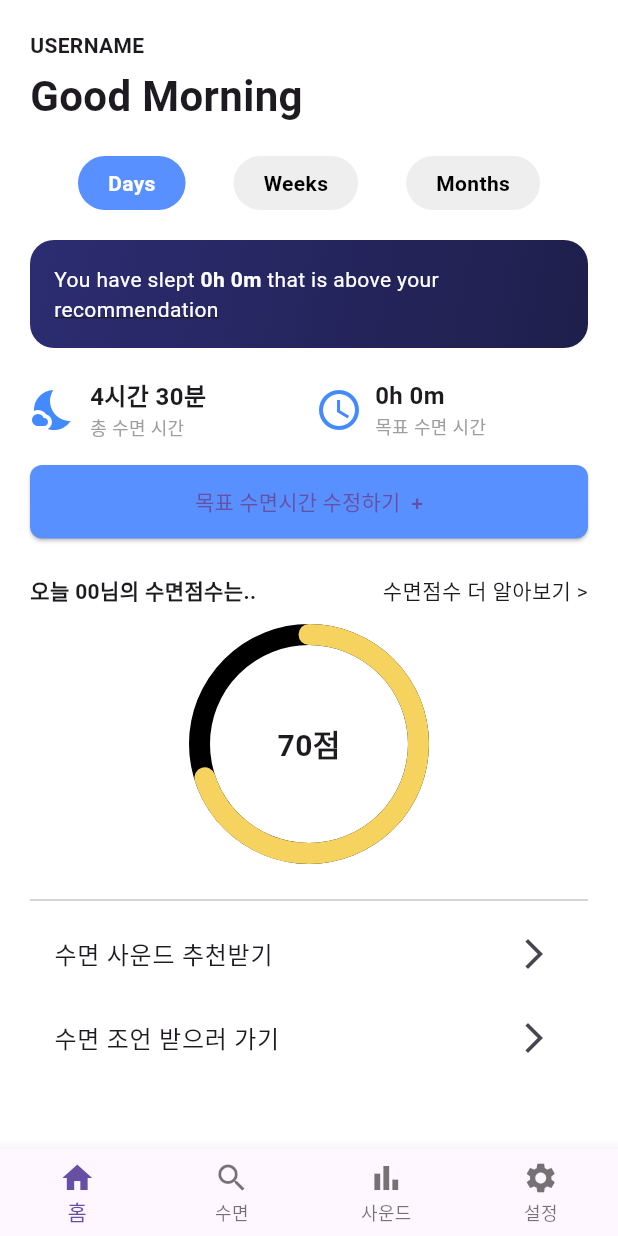
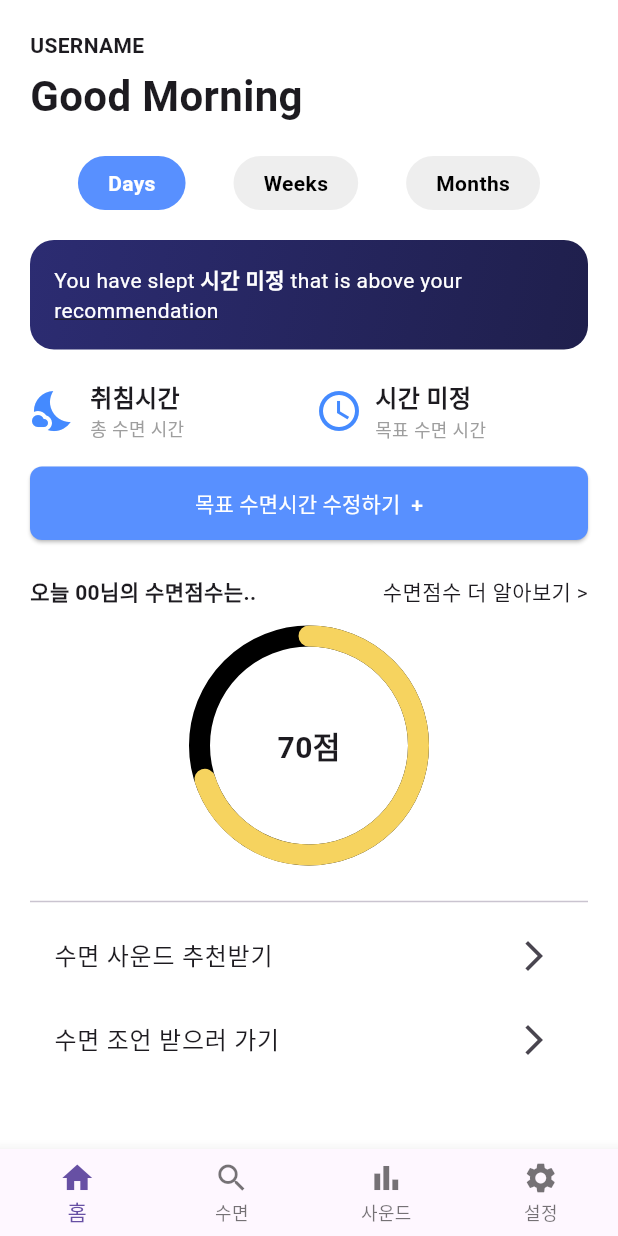
Before and after one commit to Ko-o-ala/Frontend, a Flutter app: the SleepDashboard screen opened by its route, on a phone screen of 412 x 824 dp. Run offline on Flutter 3.47's test engine with Material 3 defaults, Android fonts, the light colour scheme and no system bars; drawn by our look-alikes of percent_indicator; our stand-ins replace hive, hive_flutter, uni_links; accounts and stored records are empty.

Commit message:
목표 수면 시간 설정에서 시간 전달 잘 되는 것까지 완료

```diff
--- a/lib/sleep_dashboard/sleep_dashboard.dart
+++ b/lib/sleep_dashboard/sleep_dashboard.dart
@@ -4,26 +4,28 @@ import 'package:percent_indicator/percent_indicator.dart';
 import 'weekly_sleep_screen.dart';
 
 class SleepDashboard extends StatefulWidget {
-  final TimeOfDay? goalTime;
+  final Duration? goalSleepDuration;
 
-  const SleepDashboard({Key? key, this.goalTime}) : super(key: key);
+  const SleepDashboard({Key? key, this.goalSleepDuration}) : super(key: key);
 
   @override
   State<SleepDashboard> createState() => _SleepDashboardState();
 }
 
 class _SleepDashboardState extends State<SleepDashboard> {
-  late String formattedTime;
+  late String formattedDuration;
 
   @override
   void initState() {
     super.initState();
-    if (widget.goalTime != null) {
-      formattedTime = '${widget.goalTime!.hour}h ${widget.goalTime!.minute}m';
-      print('✅ 전달받은 시간: $formattedTime');
+    if (widget.goalSleepDuration != null) {
+      final hours = widget.goalSleepDuration!.inHours;
+      final minutes = widget.goalSleepDuration!.inMinutes % 60;
+      formattedDuration = '${hours}시간 ${minutes}분';
+      print('✅ 전달받은 수면 시간: $formattedDuration');
     } else {
-      formattedTime = '0h 0m';
-      print('⚠️ 전달된 시간 없음');
+      formattedDuration = '시간 미정';
+      print('⚠️ 전달된 수면 시간 없음');
     }
   }
 
@@ -57,7 +59,7 @@ class _SleepDashboardState extends State<SleepDashboard> {
               ),
               const SizedBox(height: 20),
               Container(
-                width: double.infinity, // ✅ 오버플로 방지
+                width: double.infinity,
                 padding: const EdgeInsets.all(16),
                 decoration: BoxDecoration(
                   borderRadius: BorderRadius.circular(16),
@@ -72,7 +74,7 @@ class _SleepDashboardState extends State<SleepDashboard> {
                     children: [
                       const TextSpan(text: 'You have slept '),
                       TextSpan(
-                        text: formattedTime,
+                        text: formattedDuration,
                         style: const TextStyle(fontWeight: FontWeight.bold),
                       ),
                       const TextSpan(text: ' that is above your '),
@@ -91,10 +93,10 @@ class _SleepDashboardState extends State<SleepDashboard> {
               const SizedBox(height: 20),
               Row(
                 children: [
-                  const Expanded(
+                  Expanded(
                     child: _InfoItem(
                       icon: Icons.nights_stay,
-                      time: '4시간 30분', // ✅ 나중에 실제 총 수면 시간으로 교체
+                      time: '취침시간',
                       label: '총 수면 시간',
                     ),
                   ),
@@ -102,13 +104,12 @@ class _SleepDashboardState extends State<SleepDashboard> {
                   Expanded(
                     child: _InfoItem(
                       icon: Icons.access_time,
-                      time: formattedTime, // ✅ 전달받은 시간 사용
+                      time: formattedDuration,
                       label: '목표 수면 시간',
                     ),
                   ),
                 ],
               ),
-
               const SizedBox(height: 16),
               SizedBox(
                 width: double.infinity,
@@ -118,12 +119,13 @@ class _SleepDashboardState extends State<SleepDashboard> {
                       context,
                       '/time-set',
                     );
-                    if (result is TimeOfDay) {
+                    if (result is Duration) {
                       Navigator.pushReplacement(
                         context,
                         MaterialPageRoute(
                           builder:
-                              (context) => SleepDashboard(goalTime: result),
+                              (context) =>
+                                  SleepDashboard(goalSleepDuration: result),
                         ),
                       );
                     }
@@ -131,6 +133,7 @@ class _SleepDashboardState extends State<SleepDashboard> {
                   style: ElevatedButton.styleFrom(
                     padding: const EdgeInsets.symmetric(vertical: 14),
                     backgroundColor: Color(0xFF5890FF),
+                    foregroundColor: Colors.white,
                     shape: RoundedRectangleBorder(
                       borderRadius: BorderRadius.circular(8),
                     ),
```
Also changed, not shown: lib/sleep_time/sleep_goal_screen.dart (+69 -71 lines).
